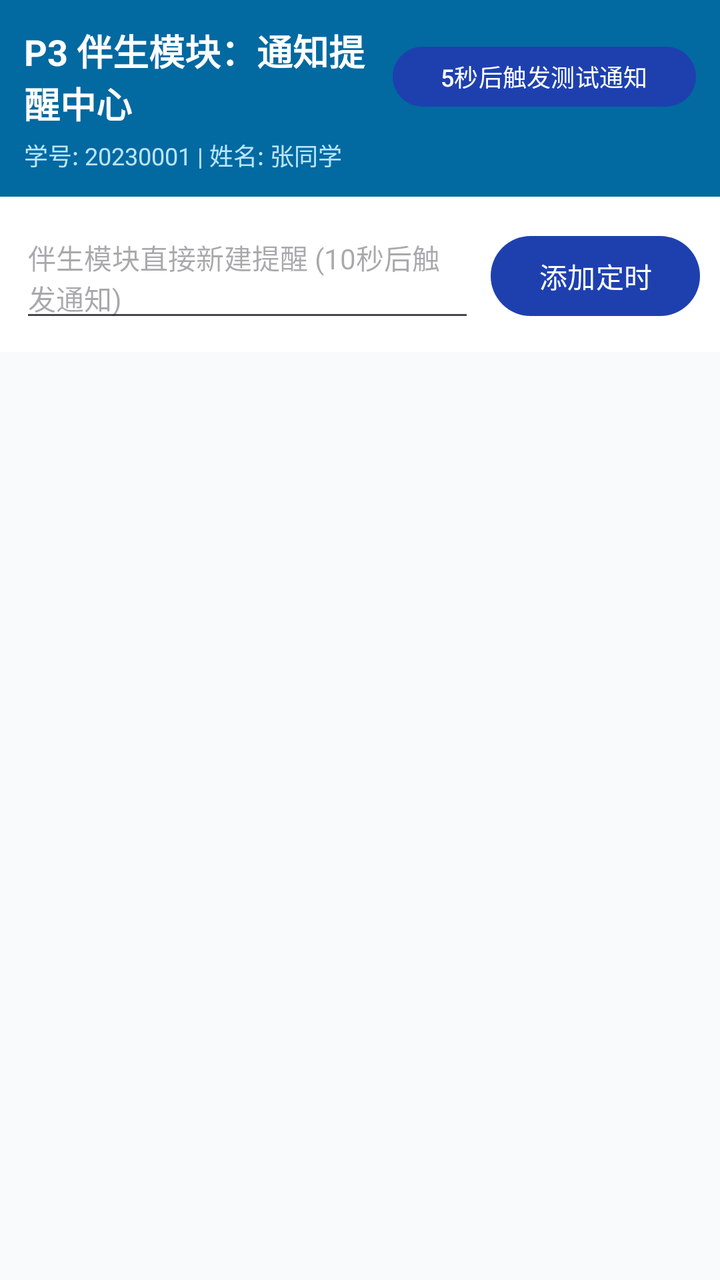
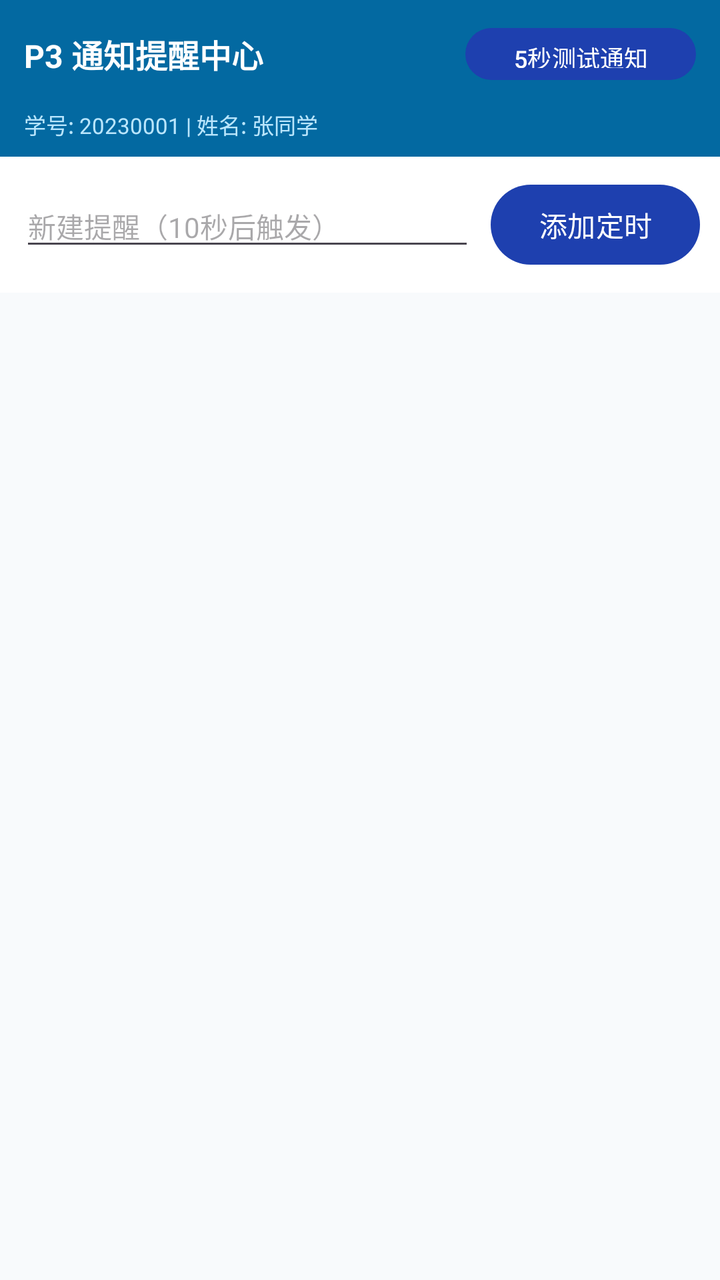

Two renders of the same Android screen: before a commit and after it. Below are the layout's source before the change and the commit's diff.
<!-- AndroidManifest.xml: application theme Theme.VoiceIntelligence -->
<!-- res/layout/activity_reminder_center.xml -->
<?xml version="1.0" encoding="utf-8"?>
<LinearLayout xmlns:android="http://schemas.android.com/apk/res/android"
    android:layout_width="match_parent"
    android:layout_height="match_parent"
    android:orientation="vertical"
    android:background="@color/bg_light">

    <LinearLayout
        android:layout_width="match_parent"
        android:layout_height="wrap_content"
        android:background="#0369A1"
        android:orientation="vertical"
        android:padding="12dp">

        <LinearLayout
            android:layout_width="match_parent"
            android:layout_height="wrap_content"
            android:gravity="center_vertical"
            android:orientation="horizontal">

            <TextView
                android:layout_width="0dp"
                android:layout_height="wrap_content"
                android:layout_weight="1"
                android:text="P3 伴生模块：通知提醒中心"
                android:textColor="#FFFFFF"
                android:textSize="18sp"
                android:textStyle="bold" />

            <Button
                android:id="@+id/btnTestInstantNotify"
                android:layout_width="wrap_content"
                android:layout_height="38dp"
                android:text="5秒后触发测试通知"
                android:textSize="12sp" />
        </LinearLayout>

        <TextView
            android:layout_width="match_parent"
            android:layout_height="wrap_content"
            android:layout_marginTop="4dp"
            android:text="@string/watermark_default"
            android:textColor="#BAE6FD"
            android:textSize="12sp" />
    </LinearLayout>

    
    <LinearLayout
        android:layout_width="match_parent"
        android:layout_height="wrap_content"
        android:background="@color/surface_card"
        android:orientation="horizontal"
        android:padding="10dp">

        <EditText
            android:id="@+id/etCompanionQuickTitle"
            android:layout_width="0dp"
            android:layout_height="wrap_content"
            android:layout_weight="1"
            android:hint="伴生模块直接新建提醒 (10秒后触发通知)"
            android:textSize="14sp" />

        <Button
            android:id="@+id/btnCompanionAdd"
            android:layout_width="wrap_content"
            android:layout_height="wrap_content"
            android:layout_marginStart="8dp"
            android:text="添加定时" />
    </LinearLayout>

    <FrameLayout
        android:layout_width="match_parent"
        android:layout_height="0dp"
        android:layout_weight="1">

        <androidx.recyclerview.widget.RecyclerView
            android:id="@+id/rvReminders"
            android:layout_width="match_parent"
            android:layout_height="match_parent"
            android:padding="12dp" />

        <TextView
            android:id="@+id/tvEmptyReminders"
            android:layout_width="wrap_content"
            android:layout_height="wrap_content"
            android:layout_gravity="center"
            android:gravity="center"
            android:text="暂无定时提醒事项
可在主App通过语音说“10秒后提醒我...”或点击上方按钮直接创建"
            android:textColor="@color/text_secondary"
            android:visibility="gone" />
    </FrameLayout>
</LinearLayout>
<!-- resources referenced by this layout -->
<resources>
  <color name="bg_light">#F8FAFC</color>
  <color name="surface_card">#FFFFFF</color>
  <color name="text_secondary">#475569</color>
  <string name="watermark_default">学号: 20230001 | 姓名: 张同学</string>
  <style name="Theme.VoiceIntelligence" parent="Theme.Material3.DayNight.NoActionBar">
          <item name="colorPrimary">@color/primary</item>
          <item name="colorSecondary">@color/accent</item>
          <item name="android:statusBarColor">@color/primary_dark</item>
      </style>
  <color name="primary">#1E40AF</color>
  <color name="accent">#0284C7</color>
  <color name="primary_dark">#1E3A8A</color>
</resources>

<!-- the commit's change to res/layout/activity_reminder_center.xml (unified diff, before → after) -->
@@ -3,46 +3,47 @@
     android:layout_width="match_parent"
     android:layout_height="match_parent"
     android:orientation="vertical"
+    android:fitsSystemWindows="true"
     android:background="@color/bg_light">
 
     <LinearLayout
         android:layout_width="match_parent"
         android:layout_height="wrap_content"
         android:background="#0369A1"
-        android:orientation="vertical"
-        android:padding="12dp">
-
-        <LinearLayout
-            android:layout_width="match_parent"
-            android:layout_height="wrap_content"
-            android:gravity="center_vertical"
-            android:orientation="horizontal">
-
-            <TextView
-                android:layout_width="0dp"
-                android:layout_height="wrap_content"
-                android:layout_weight="1"
-                android:text="P3 伴生模块：通知提醒中心"
-                android:textColor="#FFFFFF"
-                android:textSize="18sp"
-                android:textStyle="bold" />
-
-            <Button
-                android:id="@+id/btnTestInstantNotify"
-                android:layout_width="wrap_content"
-                android:layout_height="38dp"
-                android:text="5秒后触发测试通知"
-                android:textSize="12sp" />
-        </LinearLayout>
+        android:gravity="center_vertical"
+        android:orientation="horizontal"
+        android:paddingHorizontal="12dp"
+        android:paddingVertical="10dp">
 
         <TextView
-            android:layout_width="match_parent"
+            android:layout_width="0dp"
             android:layout_height="wrap_content"
-            android:layout_marginTop="4dp"
-            android:text="@string/watermark_default"
-            android:textColor="#BAE6FD"
+            android:layout_weight="1"
+            android:ellipsize="end"
+            android:maxLines="1"
+            android:text="P3 通知提醒中心"
+            android:textColor="#FFFFFF"
+            android:textSize="16sp"
+            android:textStyle="bold" />
+
+        <Button
+            android:id="@+id/btnTestInstantNotify"
+            android:layout_width="wrap_content"
+            android:layout_height="34dp"
+            android:layout_marginStart="6dp"
+            android:text="5秒测试通知"
             android:textSize="12sp" />
     </LinearLayout>
+
+    <TextView
+        android:layout_width="match_parent"
+        android:layout_height="wrap_content"
+        android:background="#0369A1"
+        android:paddingHorizontal="12dp"
+        android:paddingBottom="8dp"
+        android:text="@string/watermark_default"
+        android:textColor="#BAE6FD"
+        android:textSize="11sp" />
 
     
     <LinearLayout
@@ -57,7 +58,7 @@
             android:layout_width="0dp"
             android:layout_height="wrap_content"
             android:layout_weight="1"
-            android:hint="伴生模块直接新建提醒 (10秒后触发通知)"
+            android:hint="新建提醒（10秒后触发）"
             android:textSize="14sp" />
 
         <Button
<!-- resource entries referenced after the edit -->
@@ -8,6 +8,7 @@
           <item name="colorPrimary">@color/primary</item>
           <item name="colorSecondary">@color/accent</item>
           <item name="android:statusBarColor">@color/primary_dark</item>
+          <item name="android:windowLightStatusBar">false</item>
       </style>
   <color name="primary">#1E40AF</color>
   <color name="accent">#0284C7</color>
